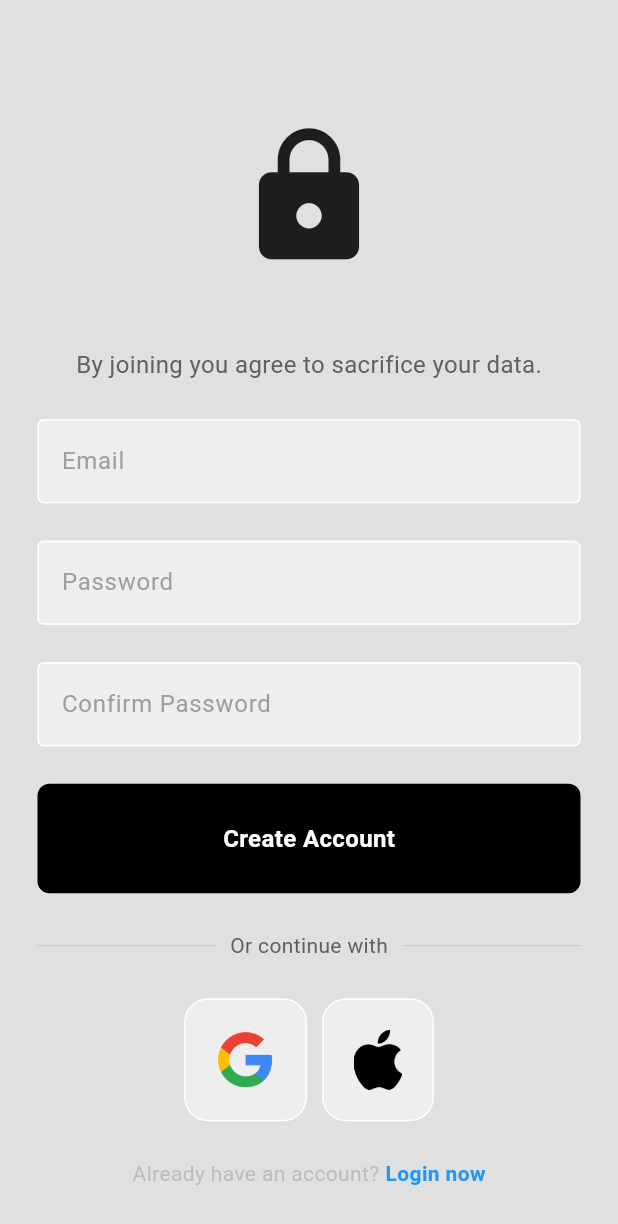
After one commit to dw0nji/task_manager_2, a Flutter app: the screen it shows after launch, after a tap on "Register now", on a phone screen of 412 x 824 dp. The commit adds this screen. Shown: the top 1224 px of the screen. Run offline on Flutter 3.47's test engine with Material 3 defaults, Android fonts, the phone set to English and light mode, and no system bars; our stand-ins replace date_field, firebase_auth, firebase_core, go_router; missing offline and left inert: dart:ffi; accounts and stored records are empty; network calls fail.

Commit message:
Register Working

```diff
--- a/lib/Views/authPage.dart
+++ b/lib/Views/authPage.dart
@@ -1,6 +1,7 @@
 import 'package:flutter/material.dart';
 import 'package:firebase_auth/firebase_auth.dart';
 import 'package:task_manager/Views/firstPage.dart';
+import 'package:task_manager/Views/loginOrRegisterPage.dart';
 import 'package:task_manager/Views/loginPage.dart';
 
 class AuthPage extends StatelessWidget {
@@ -15,7 +16,7 @@ class AuthPage extends StatelessWidget {
           if (snapshot.hasData) { // If user is logged in
             return firstPage(); // Fix
           } else {
-            return LoginPage();
+            return LoginOrRegisterPage();
           }
         }
       )
--- a/lib/Views/components/customButton.dart
+++ b/lib/Views/components/customButton.dart
@@ -2,8 +2,9 @@ import 'package:flutter/material.dart';
 
 class CustomButton extends StatelessWidget {
   final Function()? onTap;
+  final String text;
 
-  const CustomButton({super.key, required this.onTap});
+  const CustomButton({super.key, required this.onTap, required this.text});
 
   @override
   Widget build(BuildContext context) {
@@ -16,9 +17,9 @@ class CustomButton extends StatelessWidget {
           color: Colors.black,
           borderRadius: BorderRadius.circular(8)
         ),
-        child: const Center(
+        child: Center(
           child: Text(
-            'Sign In',
+            text,
             style: TextStyle(
               color: Colors.white,
               fontWeight: FontWeight.bold,
--- /dev/null
+++ b/lib/Views/loginOrRegisterPage.dart
@@ -0,0 +1,31 @@
+import 'package:flutter/material.dart';
+import 'package:task_manager/Views/registerPage.dart';
+import 'loginPage.dart';
+
+class LoginOrRegisterPage extends StatefulWidget {
+  const LoginOrRegisterPage ({super.key});
+
+  @override
+  State<LoginOrRegisterPage> createState() => _LoginOrRegisterPageState();
+}
+
+class _LoginOrRegisterPageState extends State<LoginOrRegisterPage> {
+//   Initially show login page
+  bool showLoginPage = true;
+
+//   Toggle between register and login page
+  void togglePage() {
+    setState(() {
+      showLoginPage = !showLoginPage;
+    });
+  }
+
+  @override
+  Widget build(BuildContext context) {
+    if (showLoginPage) {
+      return LoginPage(onTap: togglePage);
+    } else {
+      return RegisterPage(onTap: togglePage);
+    }
+  }
+}
--- /dev/null
+++ b/lib/Views/registerPage.dart
@@ -0,0 +1,231 @@
+import 'package:firebase_auth/firebase_auth.dart';
+import 'package:flutter/material.dart';
+import 'package:task_manager/Views/components/customButton.dart';
+import 'package:task_manager/Views/components/customTextField.dart';
+import 'package:task_manager/Views/components/imageButton.dart';
+
+class RegisterPage extends StatefulWidget {
+  final Function()? onTap;
+  RegisterPage ({super.key, required this.onTap});
+
+  @override
+  State<RegisterPage> createState() => RegisterPageState();
+}
+
+class RegisterPageState extends State<RegisterPage> {
+  // Text editing controllers
+  final emailController = TextEditingController();
+
+  final passwordController = TextEditingController();
+  final confirmPasswordController = TextEditingController();
+
+  // Sign up user method
+  void signUserUp() async {
+
+    // Start loading circle
+    showDialog(
+        context: context,
+        builder: (context) {
+          return const Center (
+            child: CircularProgressIndicator(),
+          );
+        }
+    );
+
+    // Try creating the user
+    try {
+      // Check if password == confirmed password
+      if (passwordController == confirmPasswordController) {
+        await FirebaseAuth.instance.createUserWithEmailAndPassword(
+          email: emailController.text,
+          password: passwordController.text,
+        );
+        // Pop loading circle
+        Navigator.pop(context);
+      } else {
+        showErrorMessage("Password's don't match");
+      }
+
+    } on FirebaseAuthException catch (e) {
+      // Pop loading circle
+      Navigator.pop(context);
+
+      // Handle wrong email
+      if (e.code == 'invalid-email') {
+        showErrorMessage("Account already exists");
+      }
+      // Handle wrong password
+      else if (e.code == 'invalid-credential') {
+        showErrorMessage("Invalid Password");
+      }
+    }
+  }
+
+  // Pop up error
+  void showErrorMessage(String message) {
+    showDialog(
+      context: context,
+      builder: (context) {
+        return AlertDialog(
+          backgroundColor: Colors.deepPurple,
+          title: Center(
+            child: Text(
+              message,
+              style: const TextStyle(color: Colors.white),
+            ),
+          ),
+        );
+      },
+    );
+  }
+
+  @override
+  Widget build(BuildContext context) {
+    return Scaffold(
+        backgroundColor: Colors.grey[300],
+        body: SafeArea(
+            child: Center(
+                child: SingleChildScrollView(
+                    child: Column(
+                        mainAxisAlignment: MainAxisAlignment.center,
+                        children: [
+
+                          const SizedBox (height: 50),
+
+                          // Logo
+                          Icon(
+                              Icons.lock,
+                              size: 100
+                          ), // Change to actual icon
+
+                          const SizedBox (height: 50),
+
+                          //   Message
+                          Text (
+                            'By joining you agree to sacrifice your data.',
+                            style: TextStyle(
+                              color: Colors.grey[700],
+                              fontSize: 16,
+                            ),
+                          ),
+
+                          const SizedBox (height: 25),
+
+                          //   Email textfield
+                          CustomTextField(
+                            controller: emailController,
+                            hintText: 'Email',
+                            obscureText: false,
+                          ),
+
+                          const SizedBox (height: 25),
+
+                          CustomTextField(
+                            controller: passwordController,
+                            hintText: 'Password',
+                            obscureText: true,
+                          ),
+
+                          const SizedBox (height: 25),
+
+                          CustomTextField(
+                            controller: confirmPasswordController,
+                            hintText: 'Confirm Password',
+                            obscureText: true,
+                          ),
+
+                          const SizedBox (height: 25),
+
+
+
+                          //   Submit button
+                          CustomButton(
+                            onTap: signUserUp,
+                            text: "Create Account",
+                          ),
+
+                          const SizedBox (height: 25),
+
+                          //   Continue with
+
+                          Padding(
+                            padding: const EdgeInsets.symmetric(horizontal: 25.0),
+                            child: Row(
+                              children: [
+                                Expanded(
+                                  child: Divider(
+                                    thickness: 0.5,
+                                    color: Colors.grey[400],
+                                  ),
+                                ),
+                                Padding(
+                                  padding: const EdgeInsets.symmetric(horizontal: 10.0),
+                                  child: Text(
+                                      'Or continue with',
+                                      style: TextStyle(color: Colors.grey[700])
+                                  ),
+                                ),
+                                Expanded(
+                                  child: Divider(
+                                    thickness: 0.5,
+                                    color: Colors.grey[400],
+                                  ),
+                                ),
+                              ],
+                            ),
+
+                          ),
+
+                          const SizedBox (height: 25),
+                          // Apple / Google
+
+                          Row(
+                            mainAxisAlignment: MainAxisAlignment.center,
+                            children: [
+                              //   Google
+                              ImageButton(imagePath: 'lib/assets/google.png'),
+
+                              const SizedBox(width: 10),
+                              //   Apple
+                              ImageButton(imagePath: 'lib/assets/apple.png'),
+                            ],
+                          ),
+
+
+
+                          const SizedBox(height: 25),
+
+                          //   Register
+
+                          Row(
+                            mainAxisAlignment: MainAxisAlignment.center,
+                            children: [
+                              Text(
+                                  'Already have an account?',
+                                  style: TextStyle(
+                                    color: Colors.grey[400],
+                                  )
+                              ),
+
+                              const SizedBox(width: 4),
+
+                              GestureDetector(
+                                onTap: widget.onTap,
+                                child: const Text(
+                                    'Login now',
+                                    style: TextStyle(
+                                        color: Colors.blue,
+                                        fontWeight: FontWeight.bold
+                                    )
+                                ),
+                              )
+                            ],
+                          )
+                        ]
+                    )
+                )
+            )
+        )
+    );
+  }
+}
```
Also changed, not shown: lib/Views/loginPage.dart (+34 -38 lines).
